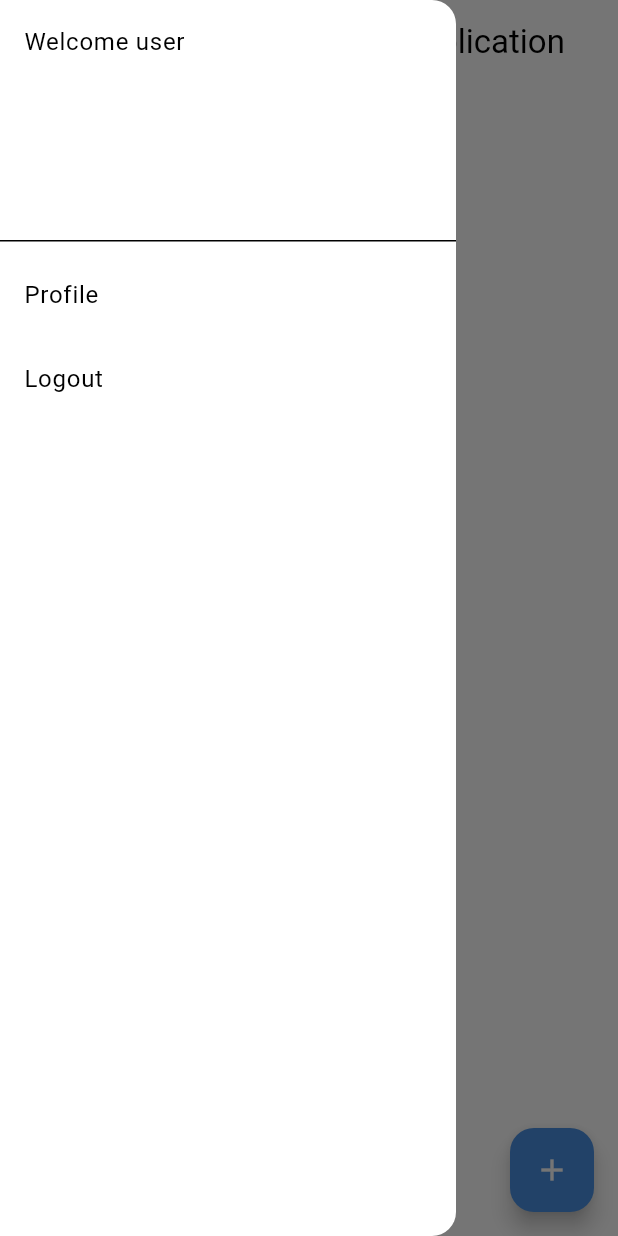
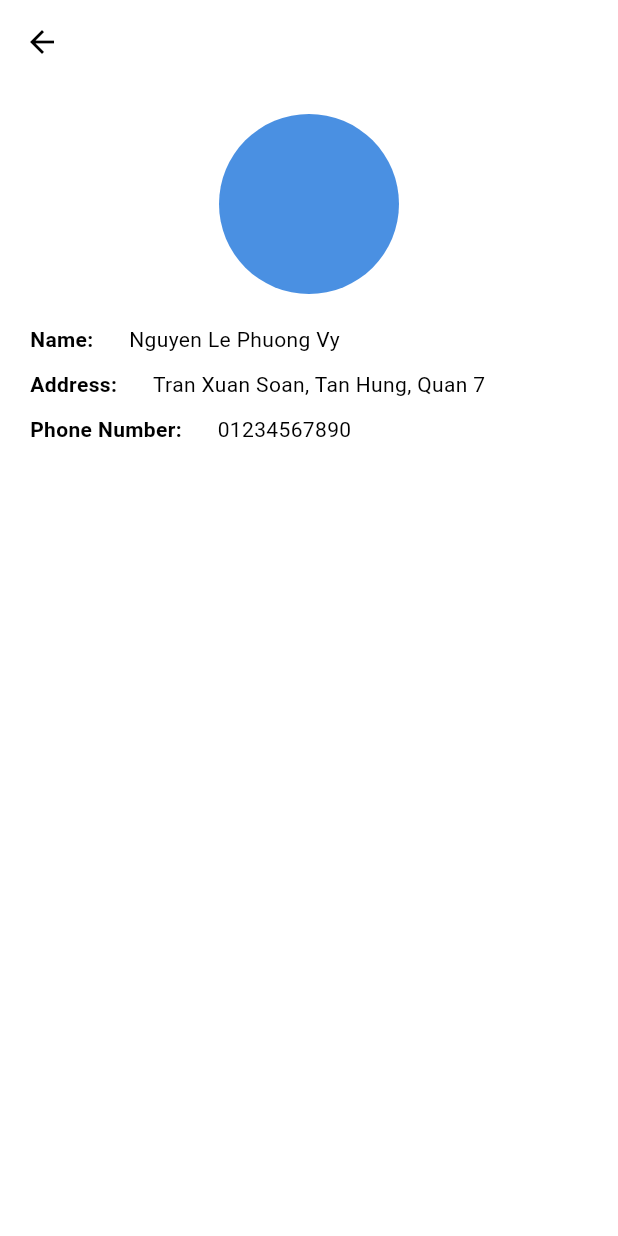
Before and after one commit to vyphuong2001122/event-management-app, a Flutter app: the HomeScreen screen opened directly, in the side drawer, after a tap on "Profile", on a phone screen of 412 x 824 dp. Run offline on Flutter 3.47's test engine with Material 3 defaults, Android fonts, the light colour scheme and no system bars.

Commit message:
[FE] Profile screen

```diff
--- a/frontend/lib/main.dart
+++ b/frontend/lib/main.dart
@@ -2,6 +2,7 @@
 import 'package:event_management_app/view/add_new_event_screen.dart';
 import 'package:event_management_app/view/home_screen.dart';
 import 'package:event_management_app/view/login_screen.dart';
+import 'package:event_management_app/view/profile_screen.dart';
 import 'package:flutter/material.dart';
 
 void main() {
@@ -29,6 +30,7 @@
         '/login': (context) => const LoginScreen(),
         '/': (context) => const HomeScreen(),
         '/add-new-event': (context) => const AddNewEventScreen(),
+        '/profile': (context) => const ProfileScreen(),
       },
     );
   }
--- a/frontend/lib/view/home_screen.dart
+++ b/frontend/lib/view/home_screen.dart
@@ -26,7 +26,9 @@ class _HomeScreenState extends State<HomeScreen> {
             ),
             ListTile(
               title: const Text('Profile'),
-              onTap: () {},
+              onTap: () {
+                Navigator.pushNamed(context, '/profile');
+              },
             ),
             ListTile(
               title: const Text('Logout'),
--- /dev/null
+++ b/frontend/lib/view/profile_screen.dart
@@ -0,0 +1,54 @@
+import 'package:flutter/material.dart';
+
+class ProfileScreen extends StatefulWidget {
+  const ProfileScreen({Key? key}) : super(key: key);
+
+  @override
+  State<ProfileScreen> createState() => _ProfileScreenState();
+}
+
+class _ProfileScreenState extends State<ProfileScreen> {
+  @override
+  Widget build(BuildContext context) {
+    return Scaffold(
+      appBar: AppBar(),
+      body: Container(
+        width: double.infinity,
+        padding: const EdgeInsets.all(20.0),
+        child: Column(
+          children: [
+            CircleAvatar(
+              radius: 60,
+            ),
+            SizedBox(height: 20),
+            Row(
+              children: [
+                Text('Name: ', style: TextStyle(fontWeight: FontWeight.w600)),
+                SizedBox(width: 20),
+                Text('Nguyen Le Phuong Vy'),
+              ],
+            ),
+            SizedBox(height: 10),
+            Row(
+              children: [
+                Text('Address: ',
+                    style: TextStyle(fontWeight: FontWeight.w600)),
+                SizedBox(width: 20),
+                Text('Tran Xuan Soan, Tan Hung, Quan 7'),
+              ],
+            ),
+            SizedBox(height: 10),
+            Row(
+              children: [
+                Text('Phone Number: ',
+                    style: TextStyle(fontWeight: FontWeight.w600)),
+                SizedBox(width: 20),
+                Text('01234567890'),
+              ],
+            ),
+          ],
+        ),
+      ),
+    );
+  }
+}
```
